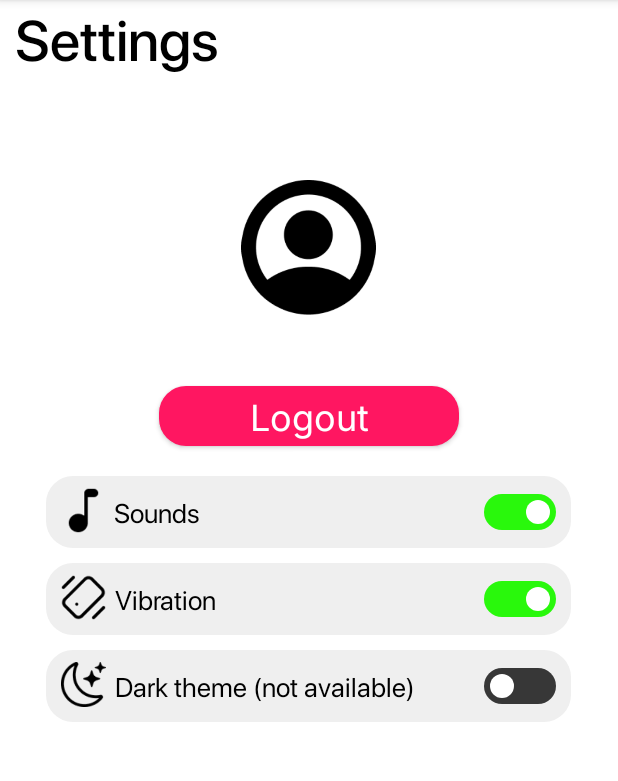
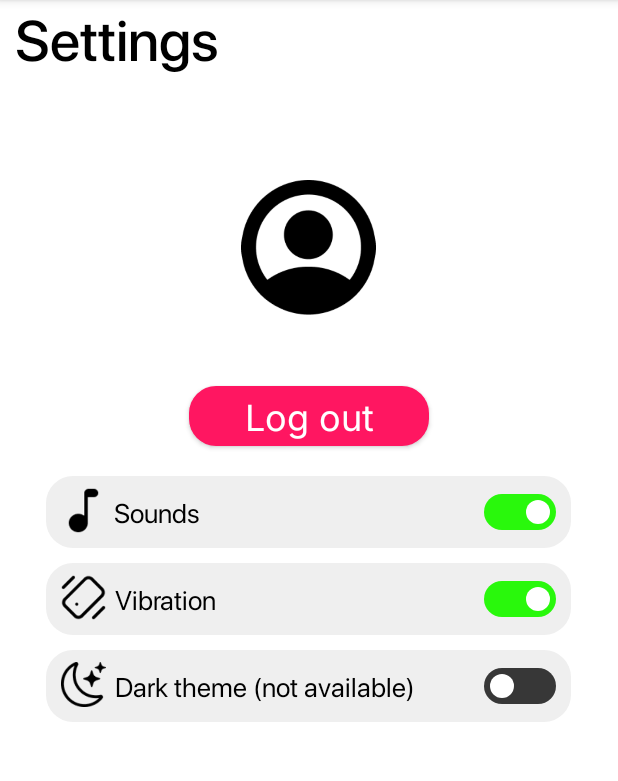
Before and after one commit to CpedniyNikon/OnlineMessenger, an Android app: the fragment SettingsActivity shown on its own in the app's theme, on a phone screen of 412 x 824 dp, the part 84-865 px from its top. Run offline under Robolectric (Android 15) with nearby library versions, the phone set to English and light mode, and no system bars.

Commit message:
everything commit

```diff
--- a/app/src/main/java/com/example/chadt/AuthorizationCode/Authorization.java
+++ b/app/src/main/java/com/example/chadt/AuthorizationCode/Authorization.java
@@ -27,7 +27,7 @@ public class Authorization extends AsyncTask<String,Void,String> {
     protected String doInBackground(String... voids) {
         String name = voids[0], password  =  voids[1];
         try {
-            clientSocket = new Socket(CONSTANTS.ipAddress, 4000);
+            clientSocket = new Socket(CONSTANTS.ipAddress, CONSTANTS.port);
 
             outputStreamWriter = new OutputStreamWriter(clientSocket.getOutputStream());
             bufferedWriter = new BufferedWriter(outputStreamWriter);
--- a/app/src/main/java/com/example/chadt/GlobalVariables/CONSTANTS.java
+++ b/app/src/main/java/com/example/chadt/GlobalVariables/CONSTANTS.java
@@ -1,5 +1,6 @@
 package com.example.chadt.GlobalVariables;
 
 public class CONSTANTS {
-    public static String ipAddress = "192.168.43.98";
+    public static String ipAddress = "192.168.0.165";
+    public static int port = 8080;
 }
--- a/app/src/main/java/com/example/chadt/RegistrationCode/Registration.java
+++ b/app/src/main/java/com/example/chadt/RegistrationCode/Registration.java
@@ -30,7 +30,7 @@ public class Registration extends AsyncTask<String,Void,String> {
 
             System.out.println("presocket");
 
-            clientSocket = new Socket(CONSTANTS.ipAddress, 4000);
+            clientSocket = new Socket(CONSTANTS.ipAddress, CONSTANTS.port);
             outputStreamWriter = new OutputStreamWriter(clientSocket.getOutputStream());
             bufferedWriter = new BufferedWriter(outputStreamWriter);
 
--- a/app/src/main/java/com/example/chadt/RegistrationCode/RegistrationNickName.java
+++ b/app/src/main/java/com/example/chadt/RegistrationCode/RegistrationNickName.java
@@ -26,7 +26,7 @@ public class RegistrationNickName extends AsyncTask<String, Void, Void> {
     protected Void doInBackground(String... voids) {
         String name = voids[0];
         try {
-            clientSocket = new Socket(CONSTANTS.ipAddress, 4000);
+            clientSocket = new Socket(CONSTANTS.ipAddress, CONSTANTS.port);
             outputStreamWriter = new OutputStreamWriter(clientSocket.getOutputStream());
             bufferedWriter = new BufferedWriter(outputStreamWriter);
 
--- a/app/src/main/java/com/example/chadt/SendingTasks/CommandSender.java
+++ b/app/src/main/java/com/example/chadt/SendingTasks/CommandSender.java
@@ -18,7 +18,7 @@ public class CommandSender extends AsyncTask<String, Void, Void> {
         String text = voids[0];
         System.out.println("sendingProcess");
         try {
-            clientSocket = new Socket(CONSTANTS.ipAddress, 4000);
+            clientSocket = new Socket(CONSTANTS.ipAddress, CONSTANTS.port);
 
             outputStreamWriter = new OutputStreamWriter(clientSocket.getOutputStream());
             bufferedWriter = new BufferedWriter(outputStreamWriter);
--- a/app/src/main/java/com/example/chadt/SendingTasks/MessageSender.java
+++ b/app/src/main/java/com/example/chadt/SendingTasks/MessageSender.java
@@ -24,7 +24,7 @@ public class MessageSender extends AsyncTask<String, Void, Void> {
         System.out.println("sendingProcess");
         String text = voids[0];
         try {
-            clientSocket = new Socket(CONSTANTS.ipAddress, 4000);
+            clientSocket = new Socket(CONSTANTS.ipAddress, CONSTANTS.port);
             outputStreamWriter = new OutputStreamWriter(clientSocket.getOutputStream());
             bufferedWriter = new BufferedWriter(outputStreamWriter);
             inputStreamReader = new InputStreamReader(clientSocket.getInputStream());
--- a/app/src/main/res/layout/autorization_activity.xml
+++ b/app/src/main/res/layout/autorization_activity.xml
@@ -59,7 +59,7 @@
             android:layout_marginBottom="120dp"
             android:background="@drawable/circled_button"
             android:fontFamily="@font/inter_regular"
-            android:text="@string/authorizationText"
+            android:text="Sing In"
             android:textAllCaps="false"
             android:textColor="@color/white"
             android:textSize="28sp" />
--- a/app/src/main/res/layout/general_chat_activity.xml
+++ b/app/src/main/res/layout/general_chat_activity.xml
@@ -8,7 +8,6 @@
     <RelativeLayout
         android:layout_width="match_parent"
         android:layout_height="match_parent">
-
 
         <TextView
             android:id="@+id/ContextView"
@@ -48,8 +47,7 @@
             android:layout_alignBottom="@id/msgText"
             android:layout_alignParentTop="true"
             android:layout_marginTop="100dp"
-            android:layout_marginBottom="50dp"
-            android:overScrollMode="never"
+            android:layout_marginBottom="60dp"
             tools:ignore="SpeakableTextPresentCheck">
 
             <LinearLayout
--- a/app/src/main/res/layout/settings_activity.xml
+++ b/app/src/main/res/layout/settings_activity.xml
@@ -150,7 +150,7 @@
 
         <androidx.appcompat.widget.AppCompatButton
             android:id="@+id/logout"
-            android:layout_width="200dp"
+            android:layout_width="160dp"
             android:layout_height="40dp"
             android:layout_below="@id/YourNick"
             android:layout_centerHorizontal="true"
@@ -158,7 +158,7 @@
             android:background="@drawable/logout_holder"
             android:fontFamily="@font/inter_regular"
             android:gravity="center"
-            android:text="Logout"
+            android:text="Log out"
             android:textAllCaps="false"
             android:textColor="@color/white"
             android:textSize="24sp" />
```
Also changed, not shown: app/src/main/java/com/example/chadt/ReceivingTasks/MessageReceiver.java (+1 -15 lines), app/src/main/res/drawable/registration_logo.png.
